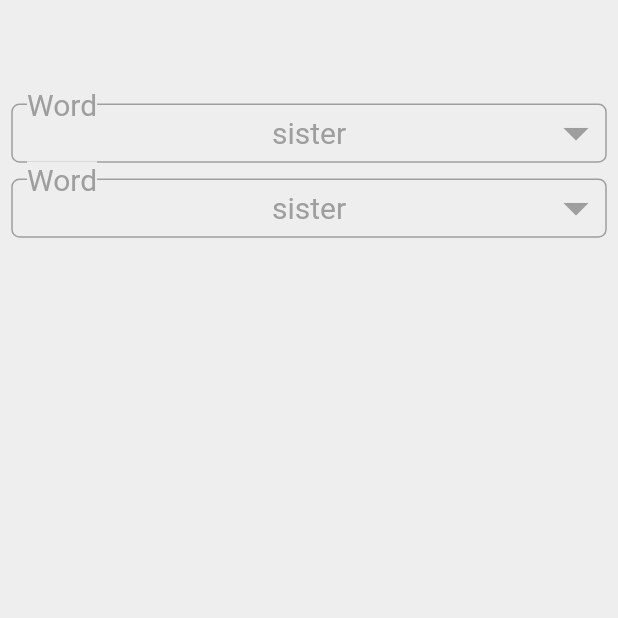
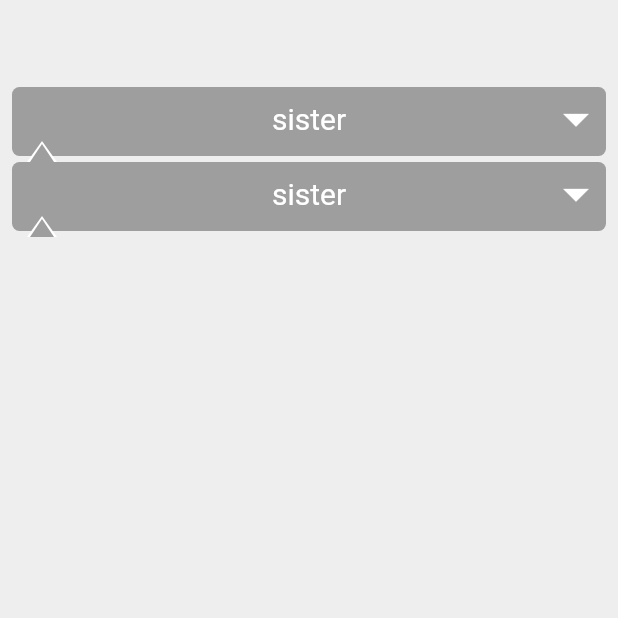
Before and after one commit to dothanhnha/FlashCardLearnEng, a Flutter app: the screen it shows after launch, on a phone screen of 412 x 824 dp, the top half of it. Run offline on Flutter 3.47's test engine with Material 2 defaults, Android fonts, the phone set to English and light mode, and no system bars; our stand-ins replace file_picker, flutter_typeahead.

Commit message:
design triagle drop down list

```diff
--- a/lib/CustomWidget/DropDownBtn.dart
+++ b/lib/CustomWidget/DropDownBtn.dart
@@ -1,6 +1,7 @@
 import 'dart:ui';
 
 import 'package:flutter/cupertino.dart';
+
 import 'package:flutter/material.dart';
 
 class DropDownBtn extends StatefulWidget {
@@ -10,6 +11,7 @@ class DropDownBtn extends StatefulWidget {
 
 class _DropDownBtnState extends State<DropDownBtn> {
   bool dropped = false;
+
   @override
   Widget build(BuildContext context) {
     return GestureDetector(
@@ -30,8 +32,18 @@ class _DropDownBtnState extends State<DropDownBtn> {
           Visibility(
             visible: dropped,
             child: Container(
-              height: 50,
-              color: Colors.amber,
+              color: Colors.grey,
+              child: SizedBox(
+                height: 150,
+                child: ListView.builder(
+                  itemCount: 4,
+                  itemBuilder: (context, int) {
+                    return ListTile(
+                      title: Text('Sister'),
+                    );
+                  },
+                ),
+              ),
             ),
           )
         ],
@@ -41,11 +53,25 @@ class _DropDownBtnState extends State<DropDownBtn> {
 }
 
 class DropDownBtnPainter extends CustomPainter {
+  static double offsetBot = 4;
   static final painter4 = Paint()
     ..color = Colors.grey
-    ..style = PaintingStyle.stroke
+    ..style = PaintingStyle.fill
     ..strokeWidth = 1
     ..strokeCap = StrokeCap.round;
+
+  static final triaglePainter = Paint()
+    ..color = Colors.white
+    ..style = PaintingStyle.fill
+    ..strokeWidth = 1
+    ..strokeCap = StrokeCap.round;
+
+  static final triagleInPainter = Paint()
+    ..color = Colors.grey
+    ..style = PaintingStyle.fill
+    ..strokeWidth = 1
+    ..strokeCap = StrokeCap.round;
+
   TextSpan spanTitle;
   TextPainter painterTitle;
   TextSpan spanContent;
@@ -56,23 +82,10 @@ class DropDownBtnPainter extends CustomPainter {
 
 
   DropDownBtnPainter({this.label}) {
-    this.label = 'Word';
-    spanTitle = new TextSpan(
-        style: new TextStyle(
-            color: Colors.grey,
-            fontSize: 20,
-            backgroundColor: Colors.grey[200]),
-        text: label);
-    painterTitle = new TextPainter(
-        text: spanTitle,
-        textAlign: TextAlign.left,
-        textDirection: TextDirection.ltr);
-
     spanContent = new TextSpan(
         style: new TextStyle(
-            color: Colors.grey,
-            fontSize: 20,
-            backgroundColor: Colors.grey[200]),
+            color: Colors.white,
+            fontSize: 20),
         text: content);
     painterContent = new TextPainter(
         text: spanContent,
@@ -82,17 +95,16 @@ class DropDownBtnPainter extends CustomPainter {
 
   @override
   void paint(Canvas canvas, Size size) {
-    painterTitle.layout();
     canvas.drawRRect(
         RRect.fromRectAndRadius(
-            Rect.fromLTRB(0, painterTitle.height / 2, size.width, size.height),
+            Rect.fromLTRB(0, 0, size.width, size.height - offsetBot),
             Radius.circular(5)),
         painter4);
-    painterTitle.paint(canvas, new Offset(10, 0));
+
 
     painterContent.layout();
     painterContent.paint(canvas, Offset((size.width - painterContent.width) / 2,
-        (size.height + painterTitle.height / 2 - painterContent.height) / 2));
+        (size.height - painterContent.height) / 2 - offsetBot));
 
     final icon = Icons.arrow_drop_down;
     TextPainter textPainter = TextPainter(textDirection: TextDirection.rtl);
@@ -100,17 +112,37 @@ class DropDownBtnPainter extends CustomPainter {
         text: String.fromCharCode(icon.codePoint),
         style: TextStyle(
           fontSize: 40.0,
-          color: Colors.grey,
+          color: Colors.white,
           fontFamily: icon.fontFamily,
         ));
     textPainter.layout();
     textPainter.paint(
         canvas,
         Offset(size.width - textPainter.width,
-            (size.height + painterTitle.height / 2 - textPainter.height) / 2));
+            (size.height - textPainter.height) / 2 - offsetBot));
+
+    canvas.drawPath(getTriagle(size), triaglePainter);
+    canvas.drawPath(getTriagleIn(size), triagleInPainter);
   }
 
-  @override
+  Path getTriagle(Size size) {
+    return Path()
+      ..moveTo(20, size.height - offsetBot - 10)
+      ..lineTo(10, size.height)
+      ..lineTo(30, size.height)
+      ..lineTo(20, size.height - offsetBot - 10);
+  }
+
+  Path getTriagleIn(Size size) {
+    return Path()
+      ..moveTo(20, size.height - offsetBot - 8)
+      ..lineTo(12, size.height)
+      ..lineTo(28, size.height)
+      ..lineTo(20, size.height - offsetBot - 8);
+  }
+
+
+    @override
   bool shouldRepaint(CustomPainter oldDelegate) {
     // TODO: implement shouldRepaint
     return true;
```
